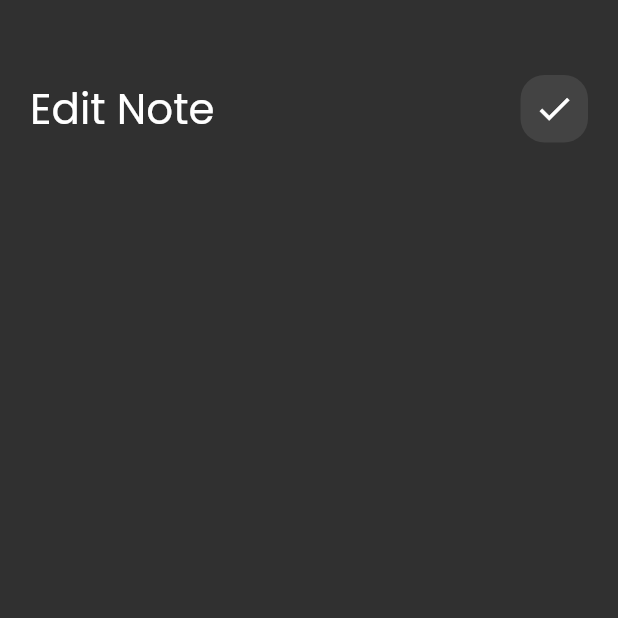
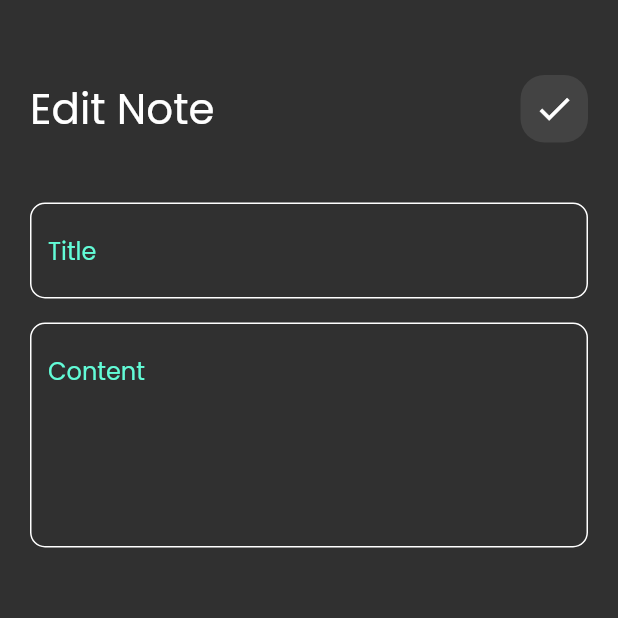
Before and after one commit to mohamed3sman/notes_app, a Flutter app: the EditNoteView screen opened directly, on a phone screen of 412 x 824 dp, the top half of it. Run offline on Flutter 3.47's test engine with Material 2 defaults, Android fonts, the phone set to English and light mode, and no system bars; our stand-ins replace font_awesome_flutter.

Commit message:
edit note view ui done

```diff
--- a/lib/widgets/edit_note_view_body.dart
+++ b/lib/widgets/edit_note_view_body.dart
@@ -1,5 +1,6 @@
 import 'package:flutter/material.dart';
 import 'package:notes_app/widgets/custom_app_bar.dart';
+import 'package:notes_app/widgets/custom_text_field.dart';
 
 class EditNoteViewBody extends StatelessWidget {
   const EditNoteViewBody({super.key});
@@ -12,6 +13,10 @@ class EditNoteViewBody extends StatelessWidget {
         children: const [
           SizedBox(height: 50),
           CustomAppBar(title: 'Edit Note', icon: Icons.check),
+          SizedBox(height: 40),
+          CustomTextField(hint: 'Title'),
+          SizedBox(height: 16),
+          CustomTextField(hint: 'Content', maxLines: 5),
         ],
       ),
     );
```
